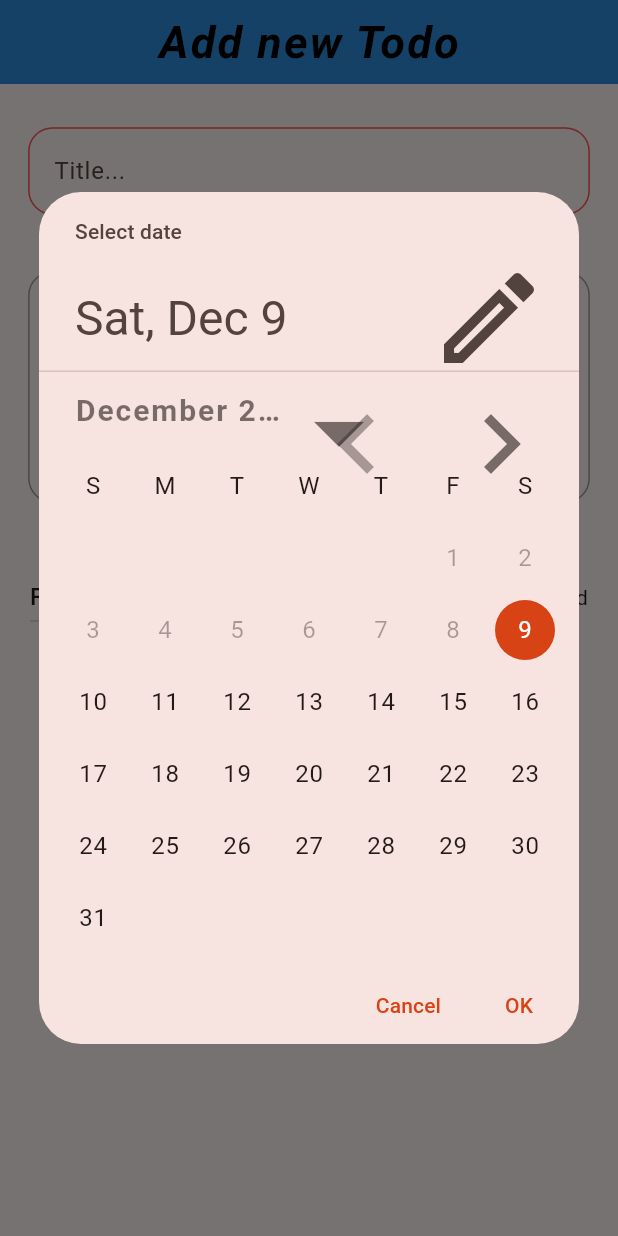
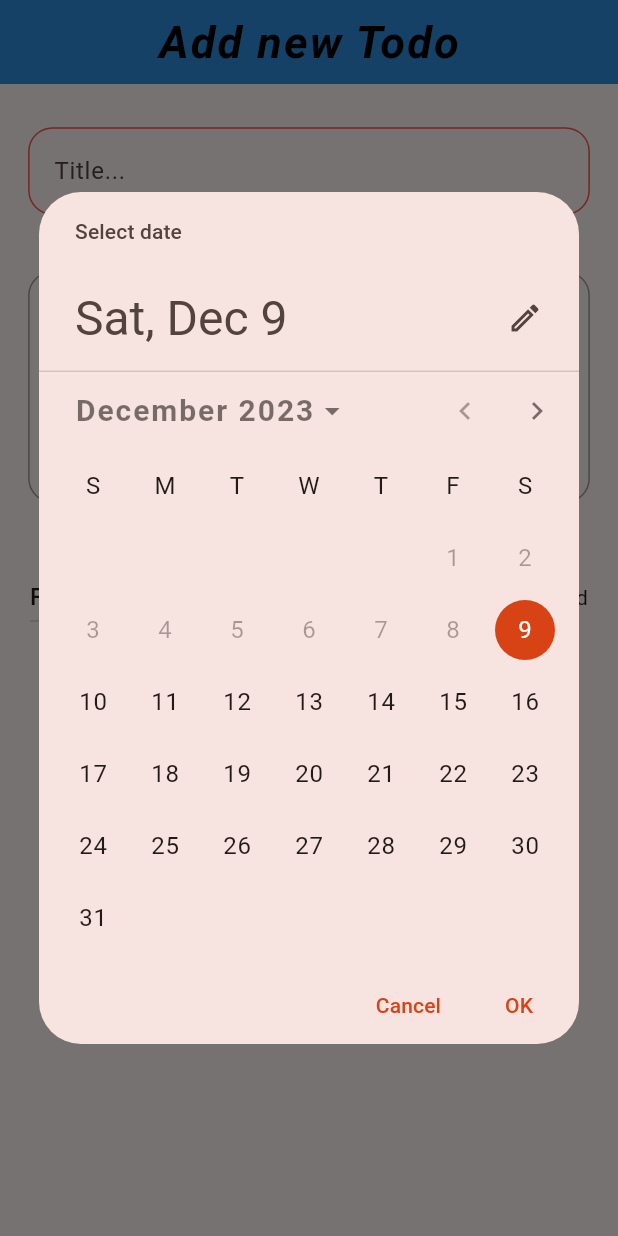
Before and after one commit to es-amit/Todo-List, a Flutter app: the screen it shows after launch, after a tap on the "add circle" icon, after a tap on "Add New Task", after a tap on the "calendar month" icon, on a phone screen of 412 x 824 dp. Run offline on Flutter 3.47's test engine with Material 3 defaults, Android fonts, the phone set to English and light mode, and no system bars; our stand-ins replace sqflite; accounts and stored records are empty.

Commit message:
main update

```diff
--- a/lib/main.dart
+++ b/lib/main.dart
@@ -163,10 +163,6 @@ ThemeData lightTheme(){
         color: Colors.black38
       )
     ),
-    iconTheme: const IconThemeData(
-      color: Colors.black38,
-      size: 80
-    )
 
   );
 }
```
